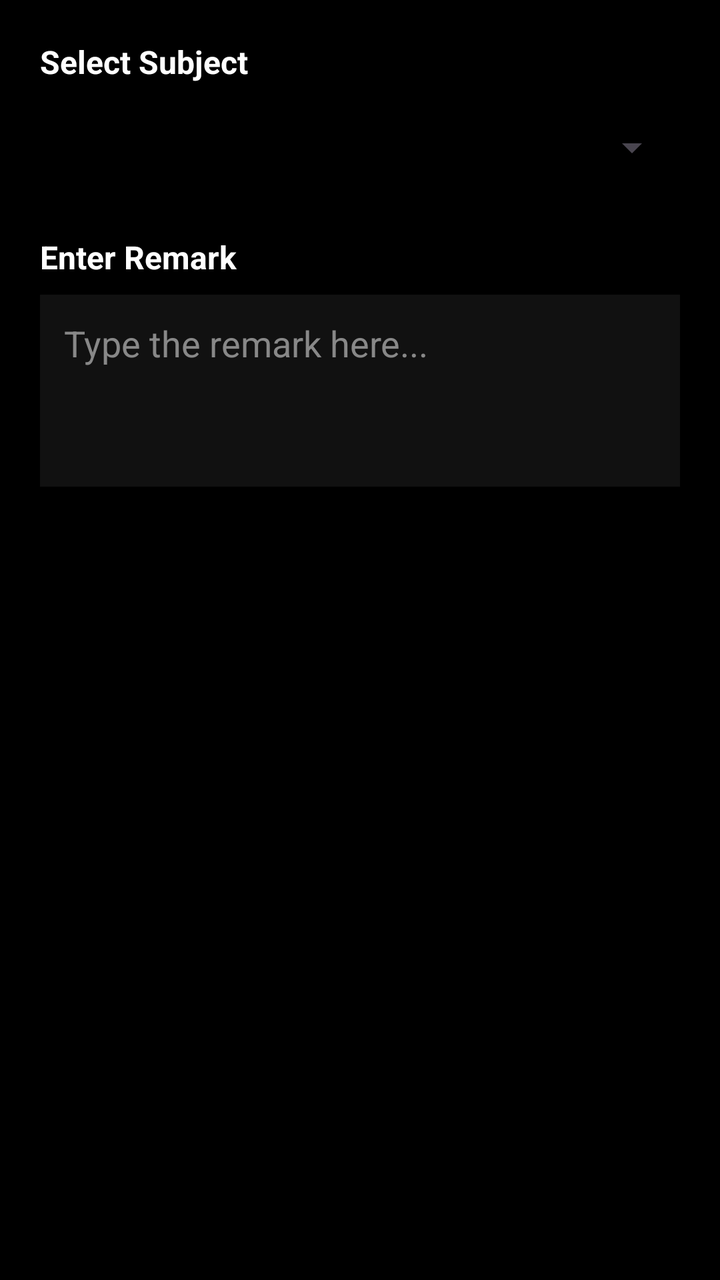
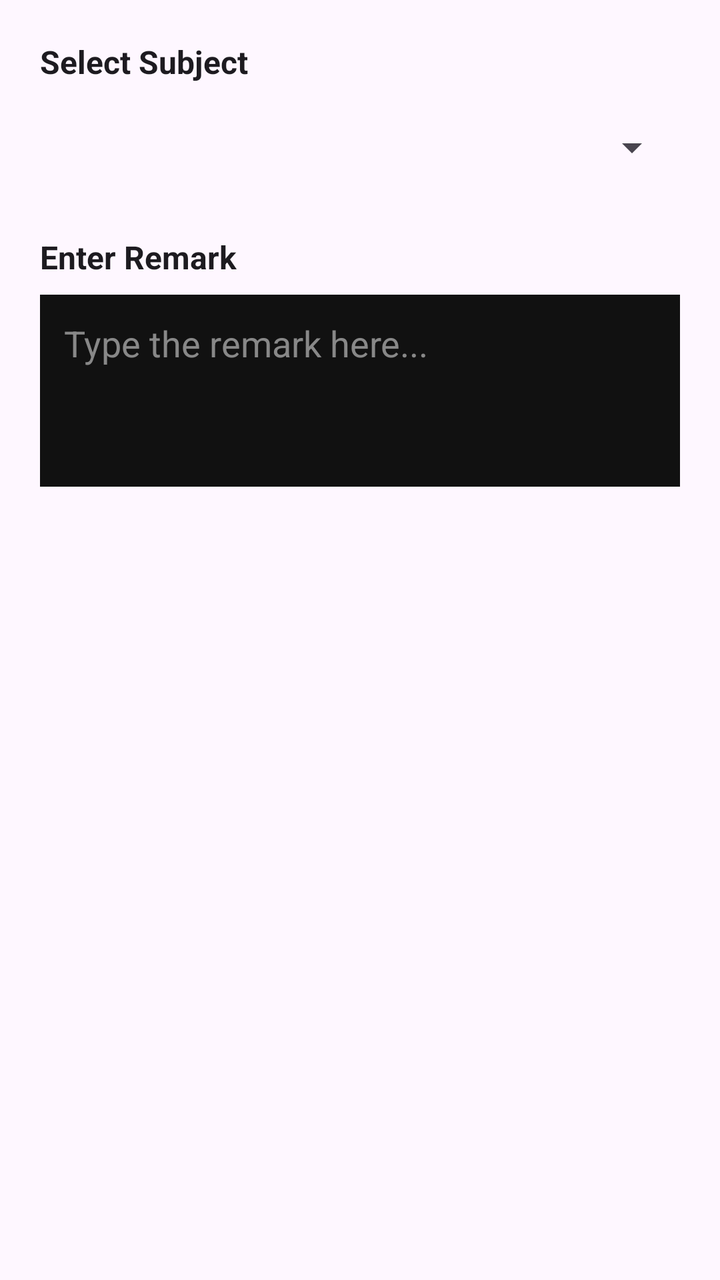

Two renders of the same Android screen: before a commit and after it. Below are the layout's source before the change and the commit's diff.
<!-- AndroidManifest.xml: application theme Theme.VITeacherToolkit -->
<!-- res/layout/dialog_add_remark.xml -->
<?xml version="1.0" encoding="utf-8"?>
<LinearLayout xmlns:android="http://schemas.android.com/apk/res/android"
    android:layout_width="match_parent"
    android:layout_height="wrap_content"
    android:orientation="vertical"
    android:padding="20dp"
    android:background="#000000">

    
    <TextView
        android:layout_width="match_parent"
        android:layout_height="wrap_content"
        android:text="Select Subject"
        android:textColor="#FFFFFF"
        android:textSize="16sp"
        android:textStyle="bold"
        android:layout_marginBottom="8dp"
        android:importantForAccessibility="yes" />

    <Spinner
        android:id="@+id/spinnerSubject"
        android:layout_width="match_parent"
        android:layout_height="48dp"
        android:contentDescription="Select subject dropdown"
        android:layout_marginBottom="20dp"
        android:importantForAccessibility="yes" />

    
    <TextView
        android:layout_width="match_parent"
        android:layout_height="wrap_content"
        android:text="Enter Remark"
        android:textColor="#FFFFFF"
        android:textSize="16sp"
        android:textStyle="bold"
        android:layout_marginBottom="8dp"
        android:importantForAccessibility="yes" />

    <EditText
        android:id="@+id/etRemarkText"
        android:layout_width="match_parent"
        android:layout_height="wrap_content"
        android:minHeight="96dp"
        android:gravity="top|start"
        android:hint="Type the remark here..."
        android:textColor="#FFFFFF"
        android:textColorHint="#888888"
        android:background="#111111"
        android:padding="12dp"
        android:inputType="textMultiLine"
        android:contentDescription="Enter remark text field"
        android:importantForAccessibility="yes" />

</LinearLayout>
<!-- resources referenced by this layout -->
<resources>
  <style name="Theme.VITeacherToolkit" parent="Base.Theme.VITeacherToolkit" />
  <style name="Base.Theme.VITeacherToolkit" parent="Theme.Material3.DayNight.NoActionBar">
          
          <item name="colorPrimary">@color/lavender</item>
          <item name="colorOnPrimary">@color/black</item>
  
          
          <item name="android:spinnerStyle">@style/CustomSpinnerStyle</item>
          <item name="android:spinnerItemStyle">@style/CustomSpinnerItemStyle</item>
          <item name="android:spinnerDropDownItemStyle">@style/CustomSpinnerDropDownItemStyle</item>
          <item name="spinnerDropDownItemStyle">@style/CustomSpinnerDropDownItemStyle</item>
      </style>
  <color name="lavender">#FFE1BEE7</color>
  <color name="black">#FF000000</color>
  <style name="CustomSpinnerStyle" parent="Widget.AppCompat.Spinner">
          <item name="android:popupBackground">@color/grey_dark</item>
      </style>
  <style name="CustomSpinnerItemStyle" parent="Widget.AppCompat.TextView.SpinnerItem">
          <item name="android:textColor">@color/white</item>
          <item name="android:textSize">16sp</item>
      </style>
  <style name="CustomSpinnerDropDownItemStyle" parent="Widget.AppCompat.DropDownItem.Spinner">
          <item name="android:textColor">@color/white</item>
          <item name="android:background">@color/grey_dark</item>
          <item name="android:checkMarkTint">@color/lavender</item>
          <item name="android:textSize">16sp</item>
          <item name="android:padding">12dp</item>
      </style>
  <color name="grey_dark">#FF333333</color>
  <color name="white">#FFFFFFFF</color>
</resources>

<!-- the commit's change to res/layout/dialog_add_remark.xml (unified diff, before → after) -->
@@ -4,14 +4,14 @@
     android:layout_height="wrap_content"
     android:orientation="vertical"
     android:padding="20dp"
-    android:background="#000000">
+    android:background="?android:attr/windowBackground">
 
     
     <TextView
         android:layout_width="match_parent"
         android:layout_height="wrap_content"
         android:text="Select Subject"
-        android:textColor="#FFFFFF"
+        android:textColor="?android:attr/textColorPrimary"
         android:textSize="16sp"
         android:textStyle="bold"
         android:layout_marginBottom="8dp"
@@ -30,7 +30,7 @@
         android:layout_width="match_parent"
         android:layout_height="wrap_content"
         android:text="Enter Remark"
-        android:textColor="#FFFFFF"
+        android:textColor="?android:attr/textColorPrimary"
         android:textSize="16sp"
         android:textStyle="bold"
         android:layout_marginBottom="8dp"
@@ -43,7 +43,7 @@
         android:minHeight="96dp"
         android:gravity="top|start"
         android:hint="Type the remark here..."
-        android:textColor="#FFFFFF"
+        android:textColor="?android:attr/textColorPrimary"
         android:textColorHint="#888888"
         android:background="#111111"
         android:padding="12dp"
<!-- resource entries referenced after the edit -->
@@ -15,20 +15,20 @@
   <color name="lavender">#FFE1BEE7</color>
   <color name="black">#FF000000</color>
   <style name="CustomSpinnerStyle" parent="Widget.AppCompat.Spinner">
-          <item name="android:popupBackground">@color/grey_dark</item>
+          <item name="android:popupBackground">@color/white</item>
       </style>
   <style name="CustomSpinnerItemStyle" parent="Widget.AppCompat.TextView.SpinnerItem">
-          <item name="android:textColor">@color/white</item>
+          <item name="android:textColor">@color/black</item>
           <item name="android:textSize">16sp</item>
       </style>
   <style name="CustomSpinnerDropDownItemStyle" parent="Widget.AppCompat.DropDownItem.Spinner">
-          <item name="android:textColor">@color/white</item>
-          <item name="android:background">@color/grey_dark</item>
-          <item name="android:checkMarkTint">@color/lavender</item>
+          <item name="android:textColor">@color/black</item>
+          <item name="android:background">@color/white</item>
+          <item name="android:checkMarkTint">@color/lavender_dark</item>
           <item name="android:textSize">16sp</item>
           <item name="android:padding">12dp</item>
       </style>
-  <color name="grey_dark">#FF333333</color>
   <color name="white">#FFFFFFFF</color>
+  <color name="lavender_dark">#FFB080FF</color>
 </resources>
 
